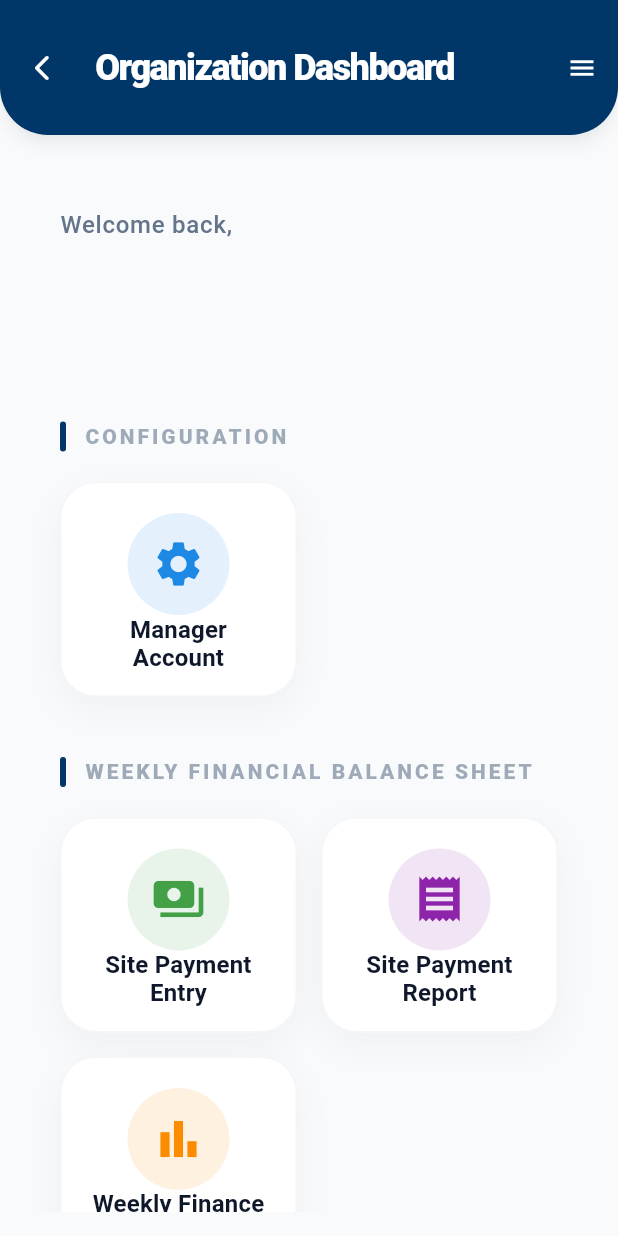
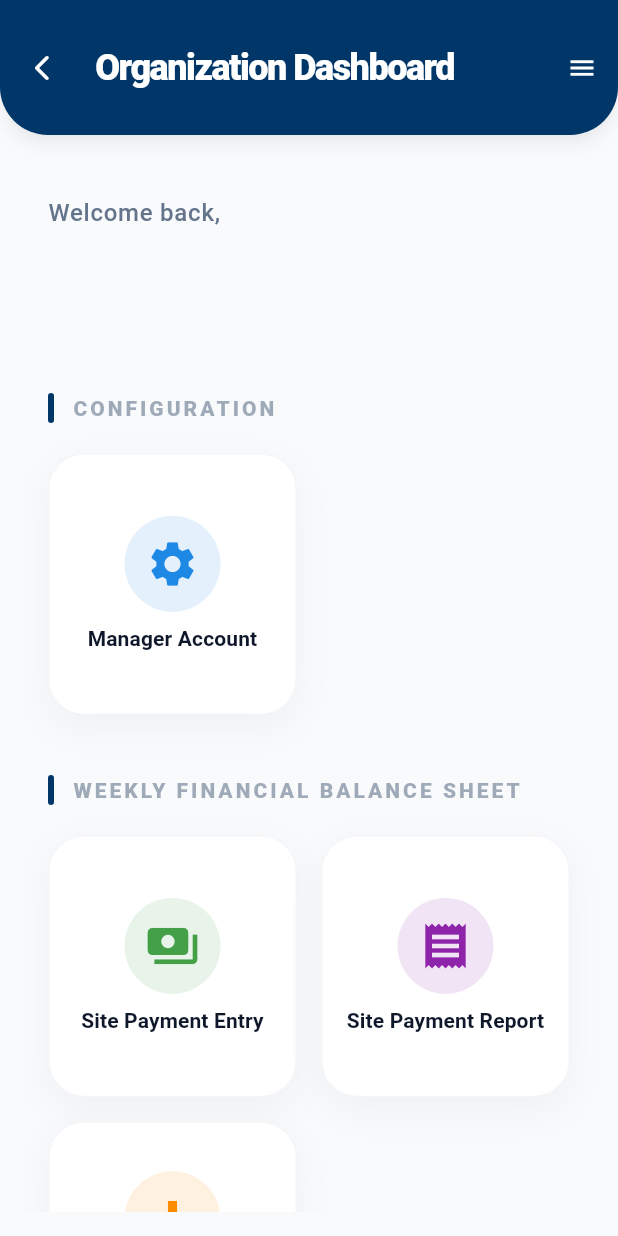
Before and after one commit to RooksBrooksIT/cst_white_label_app, a Flutter app: the OrganizationDashboard screen opened by its route, on a phone screen of 412 x 824 dp. Run offline on Flutter 3.47's test engine with Material 3 defaults, Android fonts, the phone set to English and light mode, and no system bars; our stand-ins replace cloud_firestore, file_picker, firebase_core, firebase_storage, flutter_colorpicker, flutter_staggered_animations and 8 more; accounts and stored records are empty.

Commit message:
latest commit abishek

```diff
--- a/lib/screens/Organization_Dashboard.dart
+++ b/lib/screens/Organization_Dashboard.dart
@@ -110,8 +110,10 @@ class _OrganizationDashboardState extends State<OrganizationDashboard> {
     }
   }
 
-  Widget _buildWelcomeSection(ThemeData theme) {
+  Widget _buildWelcomeSection(BuildContext context, ThemeData theme) {
     final colorScheme = theme.colorScheme;
+    final screenWidth = MediaQuery.of(context).size.width;
+    final isMobile = screenWidth < 600;
     return Column(
       crossAxisAlignment: CrossAxisAlignment.start,
       children: [
@@ -125,7 +127,12 @@ class _OrganizationDashboardState extends State<OrganizationDashboard> {
         const SizedBox(height: 8),
         Text(
           _orgName,
-          style: theme.textTheme.headlineLarge?.copyWith(
+          maxLines: 2,
+          overflow: TextOverflow.ellipsis,
+          style: (isMobile
+                  ? theme.textTheme.headlineMedium
+                  : theme.textTheme.headlineLarge)
+              ?.copyWith(
             fontWeight: FontWeight.bold,
             color: colorScheme.onSurface,
             letterSpacing: -0.5,
@@ -137,16 +144,15 @@ class _OrganizationDashboardState extends State<OrganizationDashboard> {
 
   Widget _buildBody(BuildContext context) {
     final theme = Theme.of(context);
+    final screenWidth = MediaQuery.of(context).size.width;
+    final hPad = screenWidth < 400 ? 12.0 : (screenWidth < 600 ? 16.0 : 24.0);
     return SingleChildScrollView(
-      padding: const EdgeInsets.symmetric(
-        horizontal: 24,
-        vertical: 32,
-      ),
+      padding: EdgeInsets.symmetric(horizontal: hPad, vertical: 24),
       child: Column(
         crossAxisAlignment: CrossAxisAlignment.start,
         children: [
-          _buildWelcomeSection(theme),
-          const SizedBox(height: 32),
+          _buildWelcomeSection(context, theme),
+          const SizedBox(height: 24),
           _buildDashboardSections(context, theme),
         ],
       ),
@@ -154,14 +160,30 @@ class _OrganizationDashboardState extends State<OrganizationDashboard> {
   }
 
   Widget _buildDashboardSections(BuildContext context, ThemeData theme) {
-    int crossAxisCount = MediaQuery.of(context).size.width > 1200 ? 5 : (MediaQuery.of(context).size.width > 800 ? 4 : (MediaQuery.of(context).size.width > 600 ? 3 : 2));
+    final screenWidth = MediaQuery.of(context).size.width;
+    final int crossAxisCount = screenWidth > 1200
+        ? 5
+        : (screenWidth > 900
+            ? 4
+            : (screenWidth > 600
+                ? 3
+                : (screenWidth > 380 ? 2 : 2)));
+
+    // Taller aspect ratio on small screens so text never overflows the card.
+    final double childAspectRatio = screenWidth < 380
+        ? 0.85
+        : (screenWidth < 600
+            ? 0.95
+            : (screenWidth < 900 ? 1.0 : 1.1));
+
+    final double spacing = screenWidth < 400 ? 10.0 : 16.0;
 
     Widget buildGrid(List<Widget> children) {
       return GridView.count(
         crossAxisCount: crossAxisCount,
-        crossAxisSpacing: 16,
-        mainAxisSpacing: 16,
-        childAspectRatio: 1.1,
+        crossAxisSpacing: spacing,
+        mainAxisSpacing: spacing,
+        childAspectRatio: childAspectRatio,
         shrinkWrap: true,
         physics: const NeverScrollableScrollPhysics(),
         children: children,
@@ -356,34 +378,47 @@ class _OrganizationDashboardState extends State<OrganizationDashboard> {
         child: InkWell(
           onTap: onTap,
           borderRadius: BorderRadius.circular(24),
-          child: Padding(
-            padding: const EdgeInsets.symmetric(horizontal: 16, vertical: 20),
+          child: LayoutBuilder(
+            builder: (context, constraints) {
+              final isCompact = constraints.maxWidth < 120;
+              final iconSize = isCompact ? 28.0 : 36.0;
+              final iconPad = isCompact ? 10.0 : 14.0;
+              return Padding(
+                padding: EdgeInsets.symmetric(
+                  horizontal: isCompact ? 8 : 12,
+                  vertical: isCompact ? 10 : 14,
+                ),
                 child: Column(
                   mainAxisAlignment: MainAxisAlignment.center,
+                  mainAxisSize: MainAxisSize.max,
                   children: [
                     Container(
-                  padding: const EdgeInsets.all(16),
+                      padding: EdgeInsets.all(iconPad),
                       decoration: BoxDecoration(
                         color: iconColor.withOpacity(0.12),
                         shape: BoxShape.circle,
                       ),
-                  child: Icon(icon, color: iconColor, size: 36),
+                      child: Icon(icon, color: iconColor, size: iconSize),
                     ),
-                const Spacer(),
+                    const SizedBox(height: 10),
                     Text(
                       title,
                       textAlign: TextAlign.center,
                       maxLines: 2,
                       overflow: TextOverflow.ellipsis,
-                  style: theme.textTheme.titleMedium?.copyWith(
+                      style: (isCompact
+                              ? theme.textTheme.bodySmall
+                              : theme.textTheme.titleSmall)
+                          ?.copyWith(
                         fontWeight: FontWeight.w700,
                         color: colorScheme.onSurface,
                         height: 1.2,
                       ),
                     ),
-                const SizedBox(height: 4),
                   ],
                 ),
+              );
+            },
           ),
         ),
       ),
```
Also changed, not shown: lib/main.dart (+0 -198 lines). Lines whose indentation alone changed are shown as unchanged.
